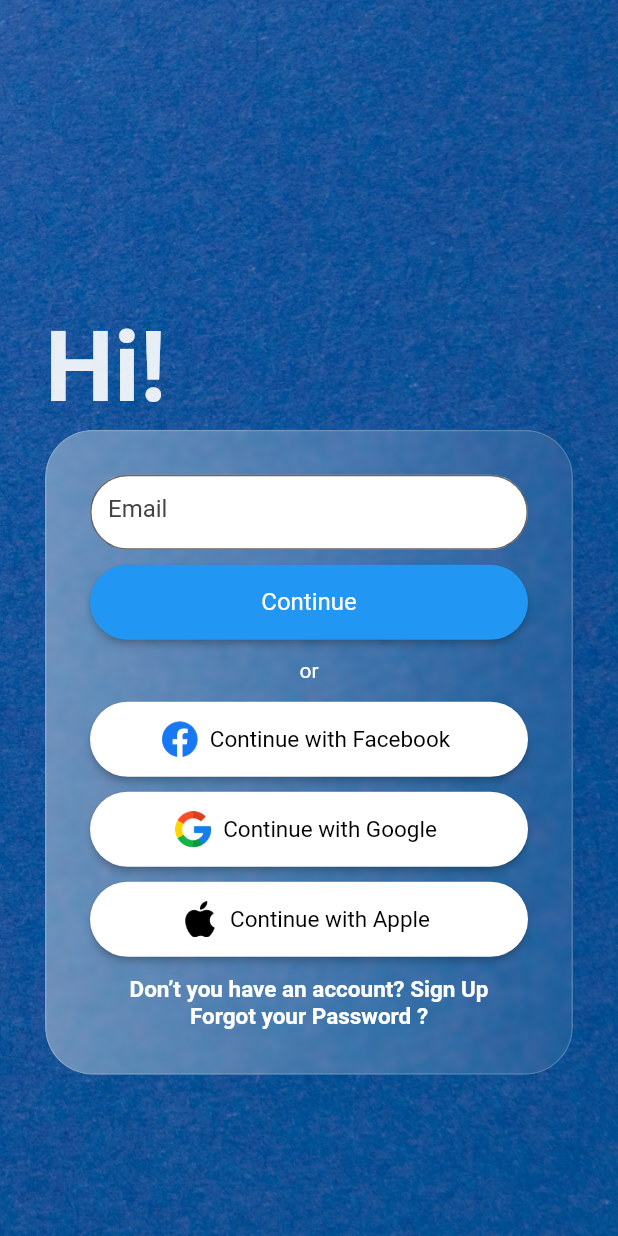
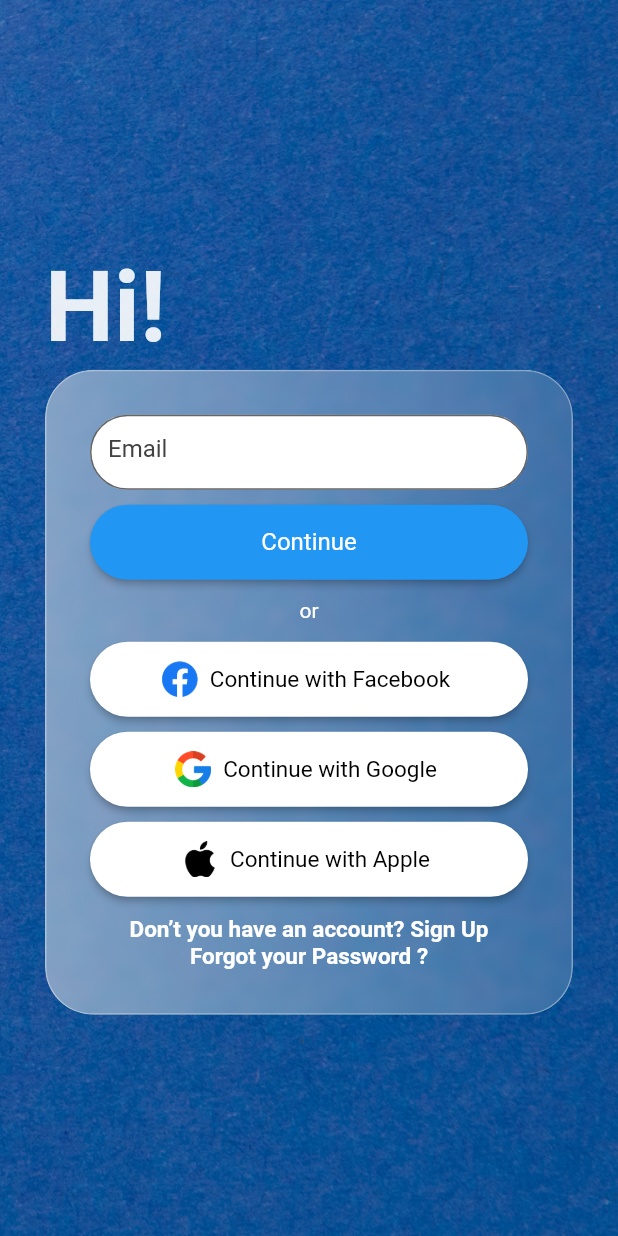
Before and after one commit to RusithHansana/Happening-Mobile-App, a Flutter app: the screen it shows after launch, on a phone screen of 412 x 824 dp. Run offline on Flutter 3.47's test engine with Material 2 defaults, Android fonts, the phone set to English and light mode, and no system bars.

Commit message:
small Changes

```diff
--- a/happening_app/login_pages/lib/screens/login.dart
+++ b/happening_app/login_pages/lib/screens/login.dart
@@ -23,7 +23,7 @@ class Login extends StatelessWidget {
               mainAxisSize: MainAxisSize.min,
               children: [
                 const SizedBox(
-                  height: 100,
+                  height: 20,
                 ),
                  SizedBox(
                   child: Align(
--- a/happening_app/login_pages/lib/widgets/glass_box.dart
+++ b/happening_app/login_pages/lib/widgets/glass_box.dart
@@ -20,8 +20,8 @@ class GlassBox extends StatelessWidget {
               // blur effect
               BackdropFilter(
                 filter: ImageFilter.blur(
-                  sigmaX: 2,
-                  sigmaY: 2,
+                  sigmaX: 4,
+                  sigmaY: 4,
                 ),
                 child: Container(),
               ),
@@ -30,14 +30,14 @@ class GlassBox extends StatelessWidget {
               Container(
                 decoration: BoxDecoration(
                   border: Border.all(
-                      color: const Color(0xFFEFEFEF).withOpacity(0.2)),
+                      color: const Color(0xFFEFEFEF).withOpacity(0.4)),
                   borderRadius: BorderRadius.circular(borderRadius),
                   gradient: LinearGradient(
                     begin: Alignment.topLeft,
                     end: Alignment.topRight,
                     colors: [
-                      const Color(0xFFEFEFEF).withOpacity(0.4),
-                      const Color(0xFFEFEFEF).withOpacity(0.1),
+                      const Color(0xFFEFEFEF).withOpacity(0.5),
+                      const Color(0xFFEFEFEF).withOpacity(0.2),
                     ],
                   ),
                 ),
```
